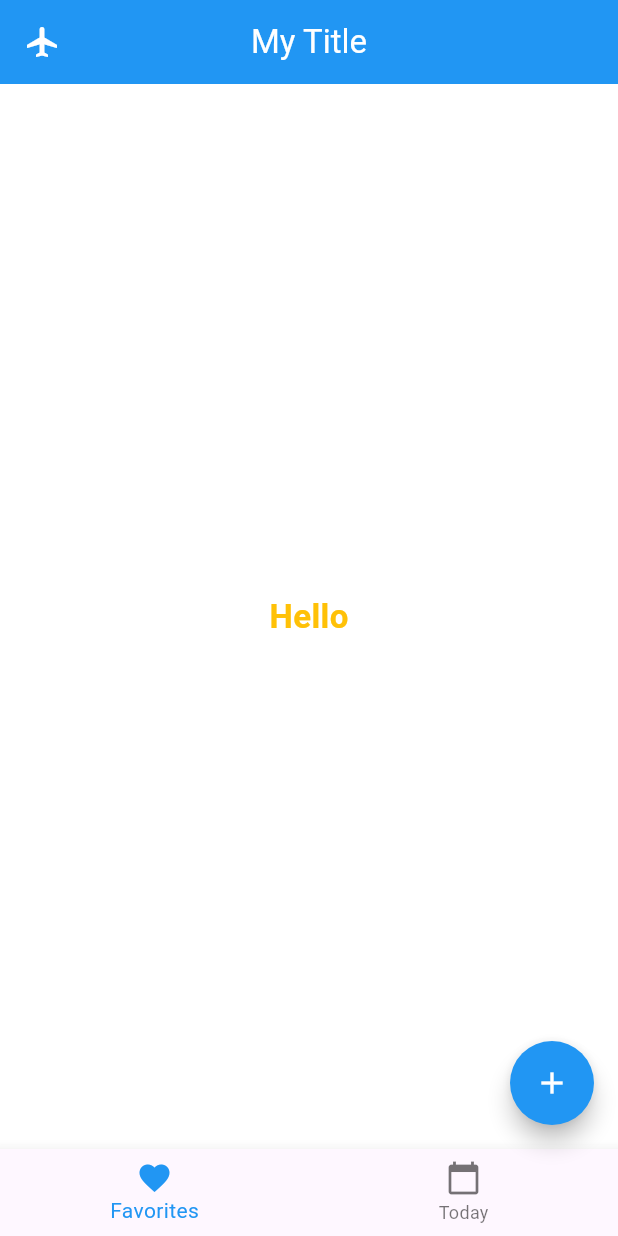
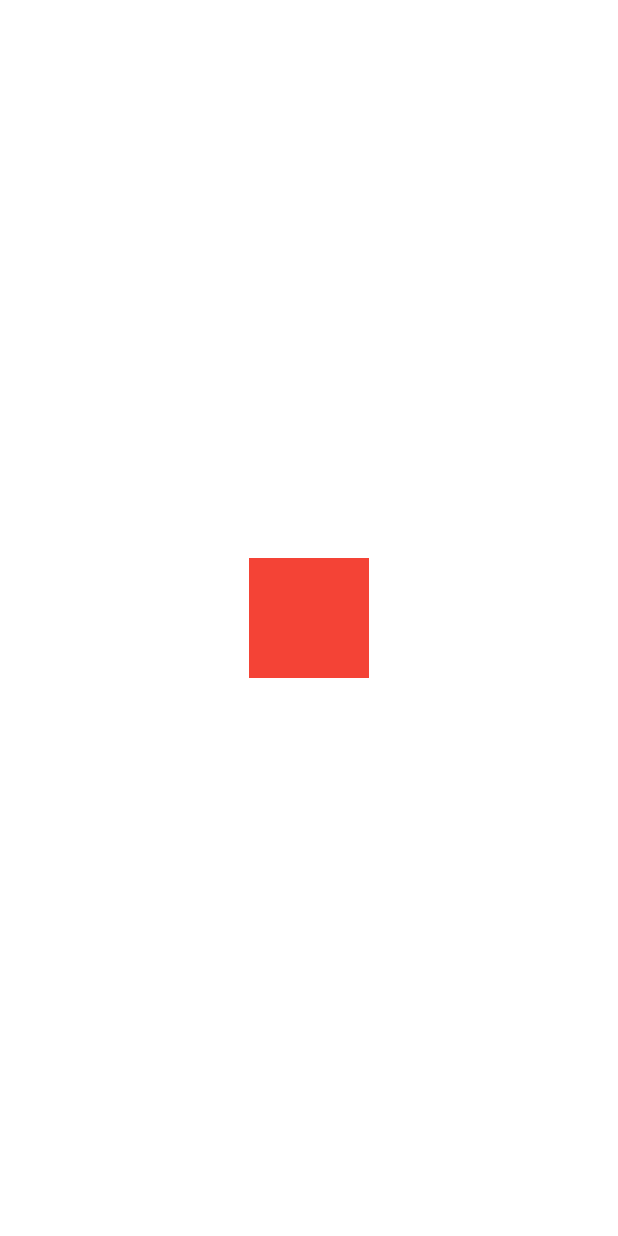
Before and after one commit to ArchOrn/egsi_flutter_2024_5iw1, a Flutter app: the screen it shows after launch, on a phone screen of 412 x 824 dp. Run offline on Flutter 3.47's test engine with Material 3 defaults, Android fonts, the phone set to English and light mode, and no system bars.

```diff
--- a/lib/home_screen.dart
+++ b/lib/home_screen.dart
@@ -1,54 +1,31 @@
 import 'package:flutter/material.dart';
 
-class HomeScreen extends StatelessWidget {
+class HomeScreen extends StatefulWidget {
   const HomeScreen({super.key});
+
+  @override
+  State<HomeScreen> createState() => _HomeScreenState();
+}
+
+class _HomeScreenState extends State<HomeScreen> {
+  Color _color = Colors.red;
 
   @override
   Widget build(BuildContext context) {
     return Scaffold(
-      appBar: AppBar(
-        backgroundColor: Colors.blue,
-        centerTitle: true,
-        leading: const Icon(
-          Icons.airplanemode_on,
-          color: Colors.white,
-        ),
-        title: const Text(
-          'My Title',
-          style: TextStyle(color: Colors.white),
-        ),
-      ),
       backgroundColor: Colors.white,
-      body: const Center(
-        child: Text(
-          'Hello',
-          style: TextStyle(
-            color: Colors.amber,
-            fontSize: 22,
-            fontWeight: FontWeight.bold,
+      body: Center(
+        child: GestureDetector(
+          onTap: () {
+            setState(() {
+              _color = _color == Colors.red ? Colors.blue : Colors.red;
+            });
+          },
+          child: Container(
+            width: 80,
+            height: 80,
+            color: _color,
           ),
-        ),
-      ),
-      bottomNavigationBar: BottomNavigationBar(
-        items: const [
-          BottomNavigationBarItem(
-            icon: Icon(Icons.favorite),
-            label: 'Favorites',
-          ),
-          BottomNavigationBarItem(
-            icon: Icon(Icons.calendar_today),
-            label: 'Today',
-          ),
-        ],
-        selectedItemColor: Colors.blue,
-      ),
-      floatingActionButton: FloatingActionButton(
-        onPressed: () {},
-        backgroundColor: Colors.blue,
-        shape: const CircleBorder(),
-        child: const Icon(
-          Icons.add,
-          color: Colors.white,
         ),
       ),
     );
```
